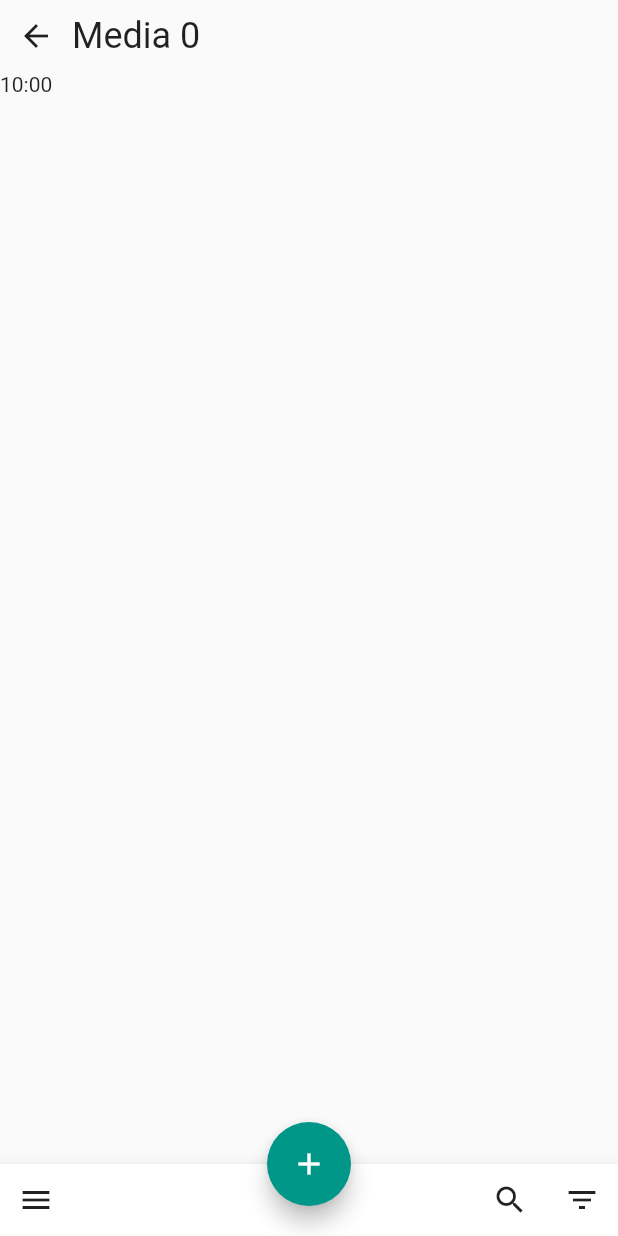
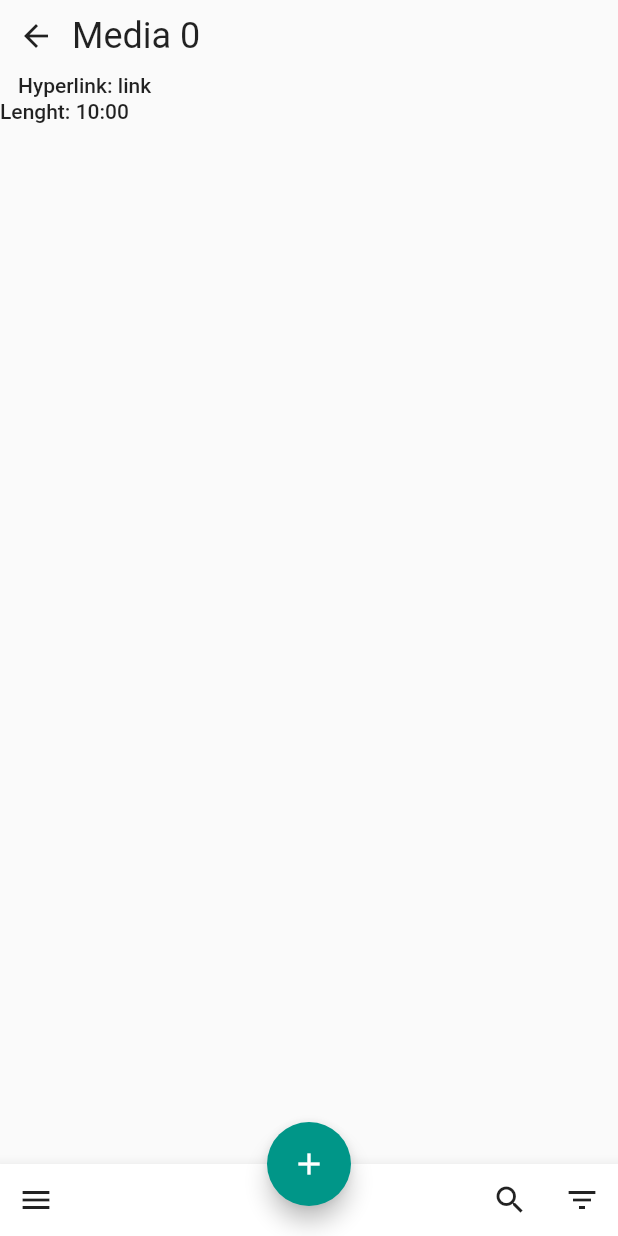
Before and after one commit to Vutulosa/patient_warning_app, a Flutter app: the screen it shows after launch, after a tap on an icon or button, on a phone screen of 412 x 824 dp. Run offline on Flutter 3.47's test engine with Material 2 defaults, Android fonts, the light colour scheme and no system bars.

Commit message:
Added padding and another text

```diff
--- a/lib/Screens/MediaDetailScreen/media_detail_screen.dart
+++ b/lib/Screens/MediaDetailScreen/media_detail_screen.dart
@@ -35,8 +35,21 @@ class MediaDetailScreen extends StatelessWidget {
               ],
             ),
           ),
-          Row(
-            children: [Text(media.lenght)],
+          Padding(
+            padding: const EdgeInsetsDirectional.fromSTEB(
+              12.0,
+              1.0,
+              1.0,
+              1.0,
+            ),
+            child: Text(
+              'Hyperlink: ' + media.link,
+              style: Theme.of(context).textTheme.bodyText1,
+            ),
+          ),
+          Text(
+            'Lenght: ' + media.lenght,
+            style: Theme.of(context).textTheme.bodyText1,
           ),
         ],
       ),
```
